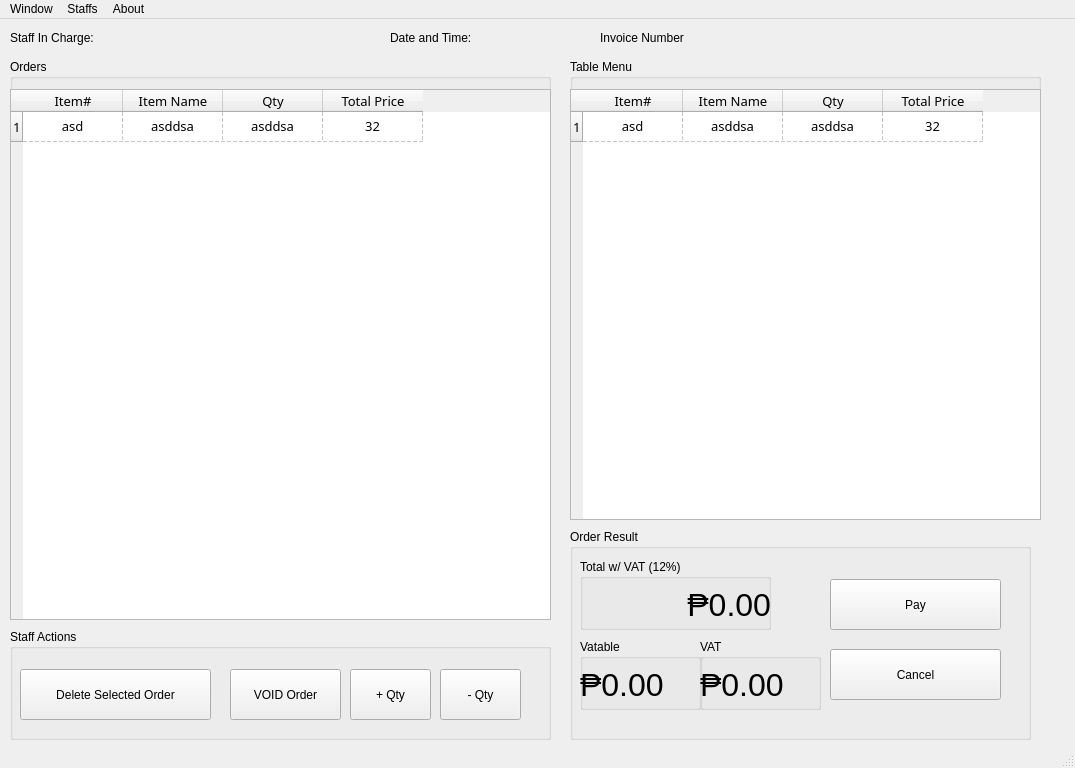
CodexLink/Route88_HybridBusinessSystem, file Design Backend and FrontEnd/PyQt5 Prototype/Route88_POS_Redesign.ui: the form before one commit.
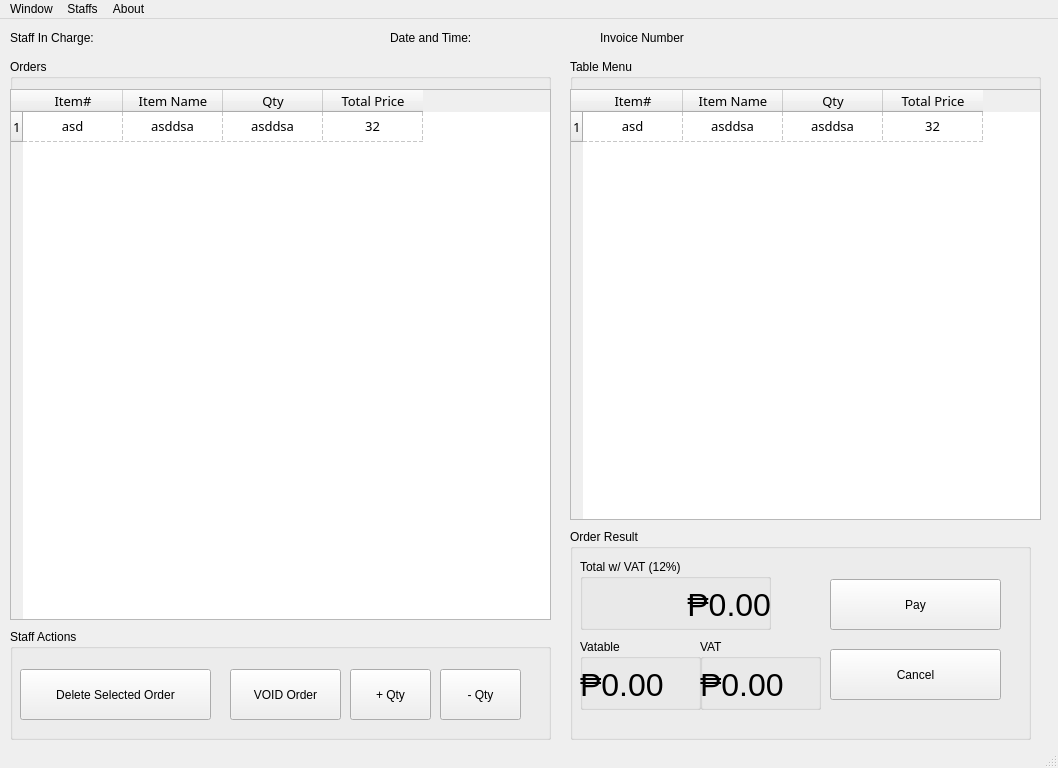
The form after the commit. Icons and pictures are not drawn.

```diff
--- a/Design Backend and FrontEnd/PyQt5 Prototype/Route88_POS_Redesign.ui
+++ b/Design Backend and FrontEnd/PyQt5 Prototype/Route88_POS_Redesign.ui
@@ -9,7 +9,7 @@
    <rect>
     <x>0</x>
     <y>0</y>
-    <width>1075</width>
+    <width>1058</width>
     <height>768</height>
    </rect>
   </property>
@@ -612,8 +612,8 @@
     <rect>
      <x>0</x>
      <y>0</y>
-     <width>1075</width>
-     <height>22</height>
+     <width>1058</width>
+     <height>21</height>
     </rect>
    </property>
    <widget class="QMenu" name="menuAbout">
```
